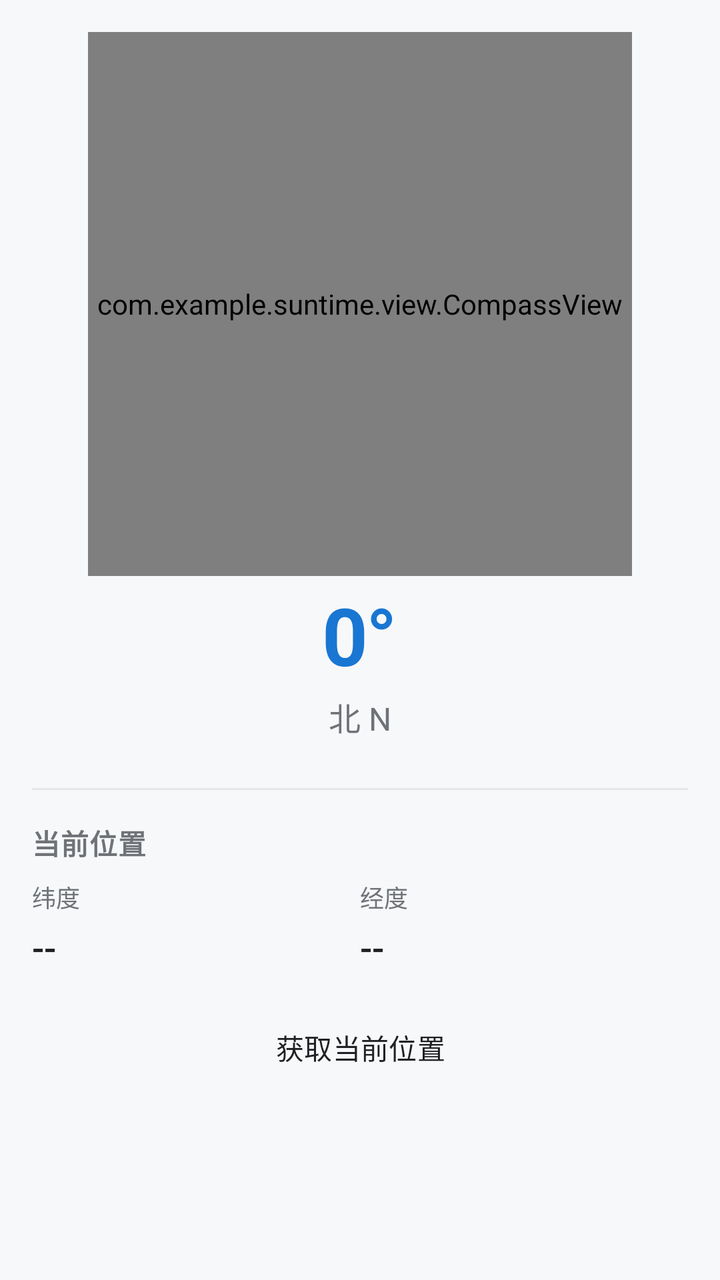
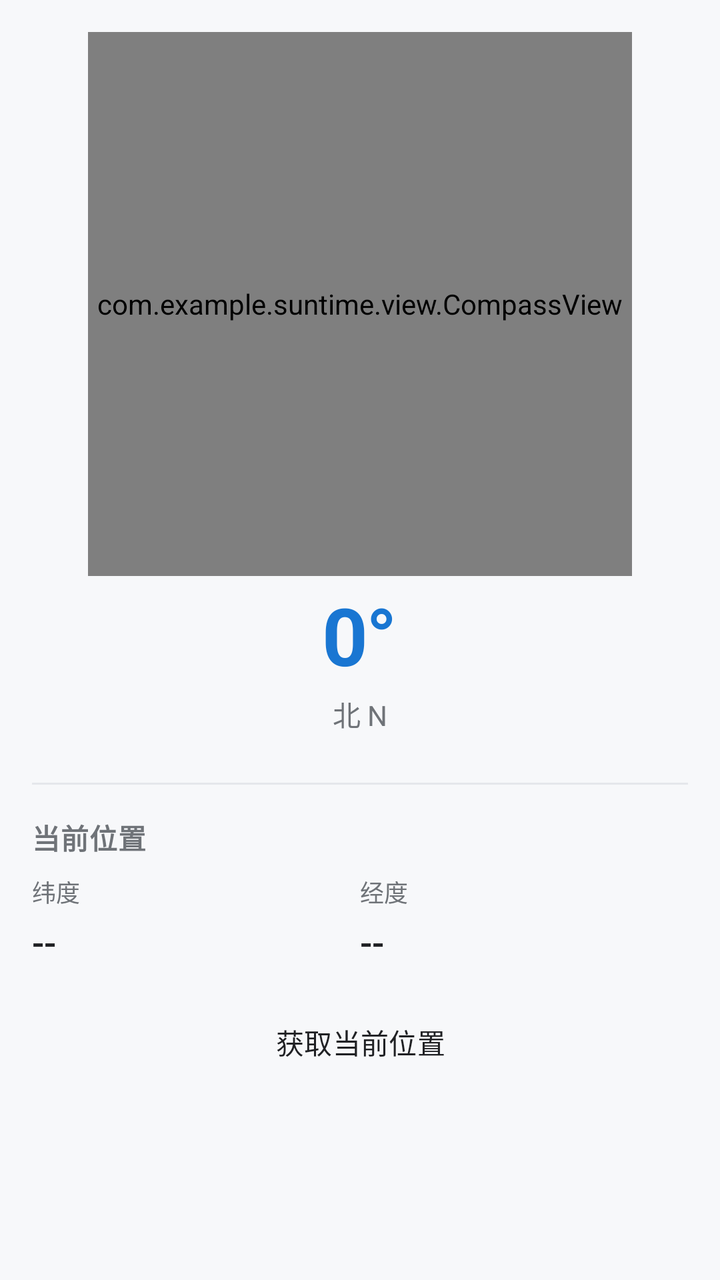

Compare the two renders of this Android layout. The source of the first and the diff that turns it into the second are given below.
<!-- AndroidManifest.xml: application theme Theme.Suntime -->
<!-- res/layout/fragment_compass.xml -->
<?xml version="1.0" encoding="utf-8"?>
<ScrollView xmlns:android="http://schemas.android.com/apk/res/android"
    xmlns:app="http://schemas.android.com/apk/res-auto"
    android:layout_width="match_parent"
    android:layout_height="match_parent"
    android:background="@color/bg"
    android:fillViewport="true"
    android:scrollbars="none">

    <LinearLayout
        android:layout_width="match_parent"
        android:layout_height="wrap_content"
        android:gravity="center_horizontal"
        android:orientation="vertical"
        android:paddingStart="@dimen/page_padding_h"
        android:paddingEnd="@dimen/page_padding_h"
        android:paddingTop="@dimen/page_padding_top"
        android:paddingBottom="@dimen/space_16">

        
        <com.example.suntime.view.CompassView
            android:id="@+id/compassView"
            android:layout_width="@dimen/compass_size"
            android:layout_height="@dimen/compass_size"
            android:layout_marginTop="@dimen/space_8" />

        
        <TextView
            android:id="@+id/tvHeading"
            android:layout_width="wrap_content"
            android:layout_height="wrap_content"
            android:layout_marginTop="@dimen/space_8"
            android:includeFontPadding="false"
            android:text="0°"
            android:textColor="@color/primary"
            android:textSize="@dimen/text_reading"
            android:textStyle="bold"
            android:letterSpacing="-0.02" />

        <TextView
            android:id="@+id/tvHeadingDir"
            android:layout_width="wrap_content"
            android:layout_height="wrap_content"
            android:layout_marginTop="@dimen/space_4"
            android:text="北 N"
            android:textColor="@color/text_secondary"
            android:textSize="16sp" />

        
        <View
            android:layout_width="match_parent"
            android:layout_height="1dp"
            android:layout_marginTop="@dimen/space_24"
            android:background="@color/divider" />

        
        <TextView
            android:layout_width="match_parent"
            android:layout_height="wrap_content"
            android:layout_marginTop="@dimen/space_16"
            android:text="当前位置"
            style="@style/Text.Suntime.Section" />

        <LinearLayout
            android:layout_width="match_parent"
            android:layout_height="wrap_content"
            android:layout_marginTop="@dimen/space_8"
            android:orientation="horizontal">

            <LinearLayout
                android:layout_width="0dp"
                android:layout_height="wrap_content"
                android:layout_weight="1"
                android:orientation="vertical">

                <TextView
                    android:layout_width="wrap_content"
                    android:layout_height="wrap_content"
                    android:text="纬度"
                    style="@style/Text.Suntime.Sub" />

                <TextView
                    android:id="@+id/tvLat"
                    android:layout_width="wrap_content"
                    android:layout_height="wrap_content"
                    android:layout_marginTop="@dimen/space_4"
                    android:fontFamily="sans-serif-medium"
                    android:text="--"
                    android:textColor="@color/text_primary"
                    android:textSize="18sp" />
            </LinearLayout>

            <LinearLayout
                android:layout_width="0dp"
                android:layout_height="wrap_content"
                android:layout_weight="1"
                android:orientation="vertical">

                <TextView
                    android:layout_width="wrap_content"
                    android:layout_height="wrap_content"
                    android:text="经度"
                    style="@style/Text.Suntime.Sub" />

                <TextView
                    android:id="@+id/tvLng"
                    android:layout_width="wrap_content"
                    android:layout_height="wrap_content"
                    android:layout_marginTop="@dimen/space_4"
                    android:fontFamily="sans-serif-medium"
                    android:text="--"
                    android:textColor="@color/text_primary"
                    android:textSize="18sp" />
            </LinearLayout>
        </LinearLayout>

        <Button
            android:id="@+id/btnLocate"
            style="@style/Widget.Suntime.Button.Outlined"
            android:layout_width="match_parent"
            android:layout_height="@dimen/button_height"
            android:layout_marginTop="@dimen/space_16"
            android:text="获取当前位置" />

        <TextView
            android:id="@+id/tvAddress"
            android:layout_width="match_parent"
            android:layout_height="wrap_content"
            android:layout_marginTop="@dimen/space_12"
            android:textColor="@color/text_secondary"
            android:textSize="14sp"
            android:lineSpacingExtra="2dp" />

    </LinearLayout>
</ScrollView>
<!-- resources referenced by this layout -->
<resources>
  <color name="bg">#F7F8FA</color>
  <color name="divider">#E5E7EB</color>
  <color name="primary">#1976D2</color>
  <color name="text_primary">#202124</color>
  <color name="text_secondary">#6F7378</color>
  <dimen name="button_height">44dp</dimen>
  <dimen name="compass_size">272dp</dimen>
  <dimen name="page_padding_h">16dp</dimen>
  <dimen name="page_padding_top">8dp</dimen>
  <dimen name="space_12">12dp</dimen>
  <dimen name="space_16">16dp</dimen>
  <dimen name="space_24">24dp</dimen>
  <dimen name="space_4">4dp</dimen>
  <dimen name="space_8">8dp</dimen>
  <dimen name="text_reading">40sp</dimen>
  <style name="Text.Suntime.Section" parent="">
          <item name="android:textSize">@dimen/text_section</item>
          <item name="android:textColor">@color/text_secondary</item>
          <item name="android:textStyle">bold</item>
          <item name="android:letterSpacing">0.02</item>
      </style>
  <style name="Text.Suntime.Sub" parent="">
          <item name="android:textSize">@dimen/text_item_sub</item>
          <item name="android:textColor">@color/text_secondary</item>
      </style>
  <style name="Widget.Suntime.Button.Outlined" parent="Widget.Material3.Button.OutlinedButton">
          <item name="cornerRadius">@dimen/radius_button</item>
          <item name="android:minHeight">44dp</item>
          <item name="android:textSize">14sp</item>
          <item name="android:textAllCaps">false</item>
          <item name="strokeColor">@color/outline</item>
          <item name="android:textColor">@color/text_primary</item>
          <item name="iconTint">@color/primary</item>
      </style>
  <style name="Theme.Suntime" parent="Theme.Suntime.Base">
          <item name="android:windowLightStatusBar">true</item>
          <item name="android:windowLightNavigationBar" tools:targetApi="o_mr1">true</item>
      </style>
  <dimen name="text_section">14sp</dimen>
  <dimen name="text_item_sub">12sp</dimen>
  <dimen name="radius_button">14dp</dimen>
  <color name="outline">#DADCE0</color>
  <color name="on_primary">#FFFFFFFF</color>
  <color name="primary_container">#E3F0FC</color>
  <color name="on_primary_container">#0F4C91</color>
  <color name="surface">#FFFFFFFF</color>
  <color name="surface_variant">#F0F2F5</color>
  <style name="Widget.Suntime.Button" parent="Widget.Material3.Button">
          <item name="cornerRadius">@dimen/radius_button</item>
          <item name="android:minHeight">44dp</item>
          <item name="android:textSize">14sp</item>
          <item name="android:letterSpacing">0.01</item>
          <item name="android:textAllCaps">false</item>
          <item name="rippleColor">@color/primary_container</item>
      </style>
  <!-- unchanged entries left out for length: 1 -->
</resources>

<!-- the commit's change to res/layout/fragment_compass.xml (unified diff, before → after) -->
@@ -44,7 +44,7 @@
             android:layout_marginTop="@dimen/space_4"
             android:text="北 N"
             android:textColor="@color/text_secondary"
-            android:textSize="16sp" />
+            android:textSize="@dimen/text_body_sm" />
 
         
         <View
@@ -87,7 +87,7 @@
                     android:fontFamily="sans-serif-medium"
                     android:text="--"
                     android:textColor="@color/text_primary"
-                    android:textSize="18sp" />
+                    android:textSize="@dimen/text_value" />
             </LinearLayout>
 
             <LinearLayout
@@ -110,7 +110,7 @@
                     android:fontFamily="sans-serif-medium"
                     android:text="--"
                     android:textColor="@color/text_primary"
-                    android:textSize="18sp" />
+                    android:textSize="@dimen/text_value" />
             </LinearLayout>
         </LinearLayout>
 
@@ -128,7 +128,7 @@
             android:layout_height="wrap_content"
             android:layout_marginTop="@dimen/space_12"
             android:textColor="@color/text_secondary"
-            android:textSize="14sp"
+            android:textSize="@dimen/text_body_sm"
             android:lineSpacingExtra="2dp" />
 
     </LinearLayout>
<!-- resource entries referenced after the edit -->
@@ -14,7 +14,9 @@
   <dimen name="space_24">24dp</dimen>
   <dimen name="space_4">4dp</dimen>
   <dimen name="space_8">8dp</dimen>
+  <dimen name="text_body_sm">14sp</dimen>
   <dimen name="text_reading">40sp</dimen>
+  <dimen name="text_value">18sp</dimen>
   <style name="Text.Suntime.Section" parent="">
           <item name="android:textSize">@dimen/text_section</item>
           <item name="android:textColor">@color/text_secondary</item>
